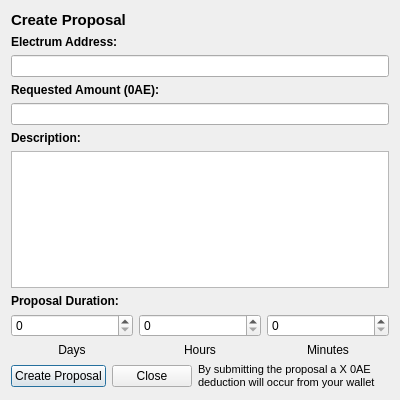
Old version of the form src/qt/forms/communityfundcreateproposaldialog.ui in the repository Ankh-Trust/electrum-core.
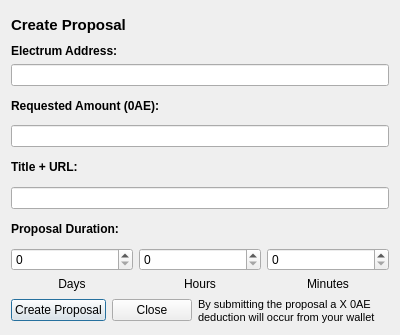
New version of the form. Custom widgets are drawn as their Qt base class.

Diff of the .ui file:
```diff
--- a/src/qt/forms/communityfundcreateproposaldialog.ui
+++ b/src/qt/forms/communityfundcreateproposaldialog.ui
@@ -7,7 +7,7 @@
     <x>0</x>
     <y>0</y>
     <width>400</width>
-    <height>400</height>
+    <height>335</height>
    </rect>
   </property>
   <property name="windowTitle">
@@ -15,6 +15,8 @@
   </property>
   <layout class="QVBoxLayout" name="verticalLayout_2">
    <item>
+    <layout class="QVBoxLayout" name="verticalLayoutProposalDialog">
+     <item>
     <widget class="QLabel" name="labelCreateProposalTitle">
      <property name="sizePolicy">
       <sizepolicy hsizetype="Preferred" vsizetype="Minimum">
@@ -35,8 +37,6 @@
     </widget>
    </item>
    <item>
-    <layout class="QVBoxLayout" name="verticalLayoutProposalDialog">
-     <item>
       <widget class="QLabel" name="labelElectrumAddressTitle">
        <property name="sizePolicy">
         <sizepolicy hsizetype="Preferred" vsizetype="Maximum">
@@ -89,19 +89,12 @@
         </font>
        </property>
        <property name="text">
-        <string>Description:</string>
+        <string>Title + URL:</string>
        </property>
       </widget>
      </item>
      <item>
-      <widget class="QValidatedPlainTextEdit" name="plainTextEditDescription">
-       <property name="plainText">
-        <string/>
-       </property>
-       <property name="overwriteMode">
-        <bool>false</bool>
-       </property>
-      </widget>
+      <widget class="QLineEdit" name="plainTextEditDescription"/>
      </item>
      <item>
       <widget class="QLabel" name="labelProposalDurationTitle">
@@ -230,11 +223,6 @@
    <extends>QLineEdit</extends>
    <header>qvalidatedlineedit.h</header>
   </customwidget>
-  <customwidget>
-   <class>QValidatedPlainTextEdit</class>
-   <extends>QPlainTextEdit</extends>
-   <header>qvalidatedplaintextedit.h</header>
-  </customwidget>
   <customwidget>
    <class>QValidatedSpinBox</class>
    <extends>QSpinBox</extends>
```
Lines whose indentation alone changed are shown as unchanged.
